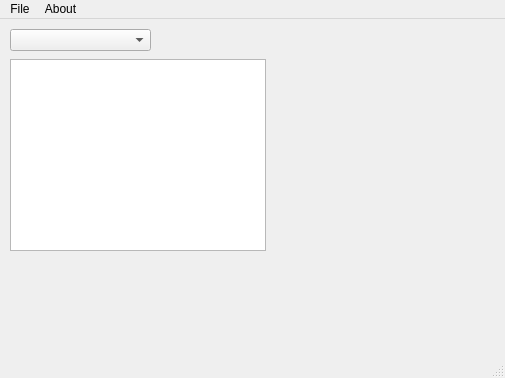
This is Client (Python)/Workspace/Workspace.ui in Bull6/Client_for_DB as Qt 5 draws it before an edit. The edited form follows.
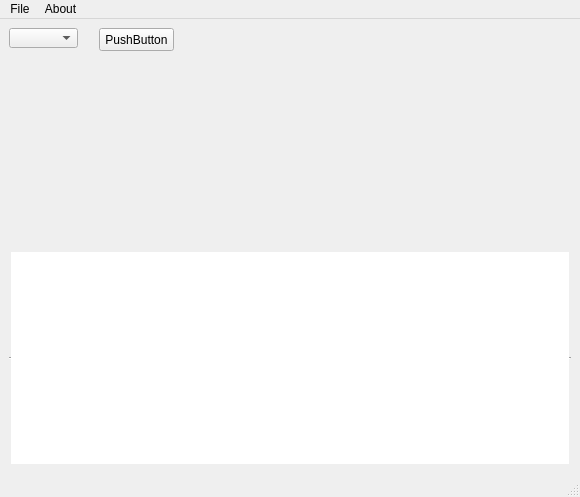
This is the edited form.

Commit message: add messagebox for About menu button

Diff of the .ui file:
```diff
--- a/Client (Python)/Workspace/Workspace.ui
+++ b/Client (Python)/Workspace/Workspace.ui
@@ -6,8 +6,8 @@
    <rect>
     <x>0</x>
     <y>0</y>
-    <width>505</width>
-    <height>378</height>
+    <width>580</width>
+    <height>497</height>
    </rect>
   </property>
   <property name="sizePolicy">
@@ -20,45 +20,100 @@
    <string>Workspace</string>
   </property>
   <widget class="QWidget" name="centralwidget">
+   <layout class="QGridLayout" name="gridLayout_2">
+    <item row="1" column="0">
+     <widget class="QWidget" name="widget" native="true">
+      <widget class="QComboBox" name="Tables_comboBox">
+       <property name="geometry">
+        <rect>
+         <x>0</x>
+         <y>0</y>
+         <width>69</width>
+         <height>20</height>
+        </rect>
+       </property>
+      </widget>
+      <widget class="QPushButton" name="pushButton">
+       <property name="geometry">
+        <rect>
+         <x>90</x>
+         <y>0</y>
+         <width>75</width>
+         <height>23</height>
+        </rect>
+       </property>
+       <property name="text">
+        <string>PushButton</string>
+       </property>
+      </widget>
+     </widget>
+    </item>
+    <item row="2" column="0">
    <widget class="QTableWidget" name="tableWidget">
-    <property name="geometry">
-     <rect>
-      <x>10</x>
-      <y>40</y>
-      <width>256</width>
-      <height>192</height>
-     </rect>
+      <property name="enabled">
+       <bool>true</bool>
+      </property>
+      <property name="sizePolicy">
+       <sizepolicy hsizetype="Preferred" vsizetype="Preferred">
+        <horstretch>0</horstretch>
+        <verstretch>0</verstretch>
+       </sizepolicy>
+      </property>
+      <property name="focusPolicy">
+       <enum>Qt::NoFocus</enum>
     </property>
     <property name="layoutDirection">
      <enum>Qt::LeftToRight</enum>
     </property>
+      <property name="autoFillBackground">
+       <bool>false</bool>
+      </property>
+      <property name="frameShape">
+       <enum>QFrame::HLine</enum>
+      </property>
+      <property name="frameShadow">
+       <enum>QFrame::Sunken</enum>
+      </property>
     <property name="verticalScrollBarPolicy">
-     <enum>Qt::ScrollBarAlwaysOff</enum>
+       <enum>Qt::ScrollBarAsNeeded</enum>
     </property>
     <property name="horizontalScrollBarPolicy">
-     <enum>Qt::ScrollBarAlwaysOff</enum>
+       <enum>Qt::ScrollBarAsNeeded</enum>
     </property>
     <property name="sizeAdjustPolicy">
      <enum>QAbstractScrollArea::AdjustToContents</enum>
     </property>
-   </widget>
-   <widget class="QComboBox" name="Tables_comboBox">
-    <property name="geometry">
-     <rect>
-      <x>10</x>
-      <y>10</y>
-      <width>141</width>
-      <height>22</height>
-     </rect>
-    </property>
-   </widget>
+      <property name="defaultDropAction">
+       <enum>Qt::IgnoreAction</enum>
+      </property>
+      <property name="alternatingRowColors">
+       <bool>true</bool>
+      </property>
+      <property name="showGrid">
+       <bool>true</bool>
+      </property>
+      <attribute name="horizontalHeaderCascadingSectionResizes">
+       <bool>true</bool>
+      </attribute>
+      <attribute name="horizontalHeaderStretchLastSection">
+       <bool>true</bool>
+      </attribute>
+      <attribute name="verticalHeaderCascadingSectionResizes">
+       <bool>true</bool>
+      </attribute>
+      <attribute name="verticalHeaderStretchLastSection">
+       <bool>true</bool>
+      </attribute>
+     </widget>
+    </item>
+   </layout>
   </widget>
   <widget class="QMenuBar" name="menubar">
    <property name="geometry">
     <rect>
      <x>0</x>
      <y>0</y>
-     <width>505</width>
+     <width>580</width>
      <height>21</height>
     </rect>
    </property>
```
Lines whose indentation alone changed are shown as unchanged. The commit also changes 2 other files.
